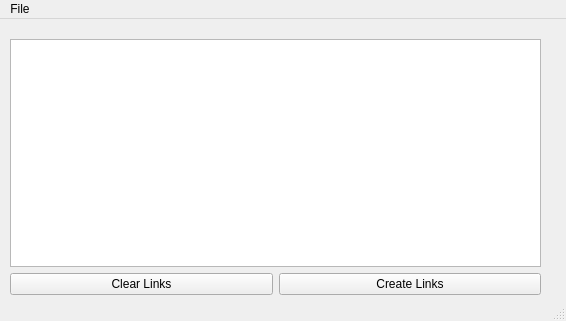
Before: the Qt Designer form ui/modlink.ui in rcn8397/modlink, drawn with Qt 5.
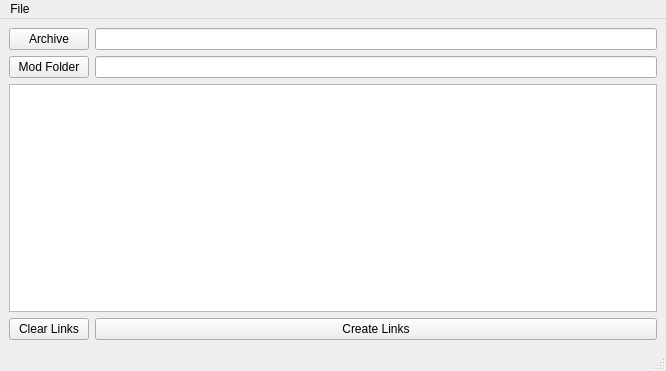
After: the same form once the commit is applied.

```diff
--- a/ui/modlink.ui
+++ b/ui/modlink.ui
@@ -6,55 +6,60 @@
    <rect>
     <x>0</x>
     <y>0</y>
-    <width>566</width>
-    <height>321</height>
+    <width>666</width>
+    <height>371</height>
    </rect>
   </property>
   <property name="windowTitle">
    <string>MainWindow</string>
   </property>
   <widget class="QWidget" name="centralwidget">
-   <widget class="QWidget" name="">
-    <property name="geometry">
-     <rect>
-      <x>10</x>
-      <y>20</y>
-      <width>531</width>
-      <height>256</height>
-     </rect>
-    </property>
     <layout class="QGridLayout" name="gridLayout">
+    <item row="0" column="0">
+     <widget class="QPushButton" name="pushButton_2">
+      <property name="text">
+       <string>Archive</string>
+      </property>
+     </widget>
+    </item>
+    <item row="0" column="1">
+     <widget class="QLineEdit" name="lineEdit"/>
+    </item>
      <item row="1" column="0">
+     <widget class="QPushButton" name="pushButton_3">
+      <property name="text">
+       <string>Mod Folder</string>
+      </property>
+     </widget>
+    </item>
+    <item row="1" column="1">
+     <widget class="QLineEdit" name="lineEdit_2"/>
+    </item>
+    <item row="2" column="0" colspan="2">
+     <widget class="QTableWidget" name="tableWidget"/>
+    </item>
+    <item row="3" column="0">
       <widget class="QPushButton" name="pushButton">
        <property name="text">
         <string>Clear Links</string>
        </property>
       </widget>
      </item>
-     <item row="1" column="1">
+    <item row="3" column="1">
       <widget class="QPushButton" name="runButton">
        <property name="text">
         <string>Create Links</string>
        </property>
       </widget>
      </item>
-     <item row="0" column="0" colspan="2">
-      <widget class="QSplitter" name="splitter">
-       <property name="orientation">
-        <enum>Qt::Horizontal</enum>
-       </property>
-       <widget class="QTableWidget" name="tableWidget"/>
-      </widget>
-     </item>
-    </layout>
-   </widget>
-  </widget>
+   </layout>
+  </widget>
   <widget class="QMenuBar" name="menubar">
    <property name="geometry">
     <rect>
      <x>0</x>
      <y>0</y>
-     <width>566</width>
+     <width>666</width>
      <height>22</height>
     </rect>
    </property>
```
Left out of the diff: 42 changed lines with no effect on the pictures. Lines whose indentation alone changed are shown as unchanged.
